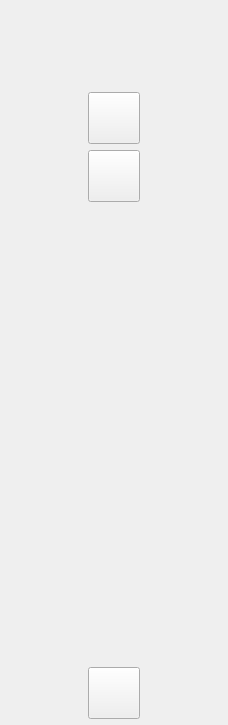
First picture: the form in src/UI/window/main/src/OMainMenu.ui, repository okstar-org/ok-msg-desktop, before the edit.
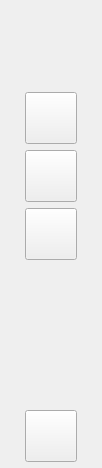
Second picture: the form after the edit. Icons and pictures are not drawn. Custom widgets are drawn as their Qt base class.

The edit to the form file:
```diff
--- a/src/UI/window/main/src/OMainMenu.ui
+++ b/src/UI/window/main/src/OMainMenu.ui
@@ -18,8 +18,8 @@
    <rect>
     <x>0</x>
     <y>0</y>
-    <width>228</width>
-    <height>725</height>
+    <width>102</width>
+    <height>468</height>
    </rect>
   </property>
   <property name="windowTitle">
@@ -126,7 +126,7 @@
        </spacer>
       </item>
       <item alignment="Qt::AlignHCenter">
-          <widget class="ok::base::StyledIconButton" name="chatBtn">
+       <widget class="ok::base::StyledIconButton" name="chatBtn">
         <property name="sizePolicy">
          <sizepolicy hsizetype="Fixed" vsizetype="Preferred">
           <horstretch>0</horstretch>
@@ -148,13 +148,19 @@
         <property name="text">
          <string/>
         </property>
+        <property name="iconSize">
+         <size>
+          <width>40</width>
+          <height>40</height>
+         </size>
+        </property>
         <property name="checkable">
          <bool>true</bool>
         </property>
        </widget>
       </item>
       <item alignment="Qt::AlignHCenter">
-          <widget class="ok::base::StyledIconButton" name="platformBtn">
+       <widget class="ok::base::StyledIconButton" name="meetBtn">
         <property name="sizePolicy">
          <sizepolicy hsizetype="Fixed" vsizetype="Preferred">
           <horstretch>0</horstretch>
@@ -175,6 +181,46 @@
         </property>
         <property name="text">
          <string/>
+        </property>
+        <property name="iconSize">
+         <size>
+          <width>40</width>
+          <height>40</height>
+         </size>
+        </property>
+        <property name="checkable">
+         <bool>true</bool>
+        </property>
+       </widget>
+      </item>
+      <item alignment="Qt::AlignHCenter">
+       <widget class="ok::base::StyledIconButton" name="platformBtn">
+        <property name="sizePolicy">
+         <sizepolicy hsizetype="Fixed" vsizetype="Preferred">
+          <horstretch>0</horstretch>
+          <verstretch>0</verstretch>
+         </sizepolicy>
+        </property>
+        <property name="minimumSize">
+         <size>
+          <width>52</width>
+          <height>52</height>
+         </size>
+        </property>
+        <property name="maximumSize">
+         <size>
+          <width>52</width>
+          <height>52</height>
+         </size>
+        </property>
+        <property name="text">
+         <string/>
+        </property>
+        <property name="iconSize">
+         <size>
+          <width>40</width>
+          <height>40</height>
+         </size>
         </property>
         <property name="checkable">
          <bool>true</bool>
@@ -195,7 +241,7 @@
        </spacer>
       </item>
       <item alignment="Qt::AlignHCenter">
-          <widget class="ok::base::StyledIconButton" name="settingBtn">
+       <widget class="ok::base::StyledIconButton" name="settingBtn">
         <property name="sizePolicy">
          <sizepolicy hsizetype="Preferred" vsizetype="Preferred">
           <horstretch>0</horstretch>
@@ -217,6 +263,12 @@
         <property name="text">
          <string/>
         </property>
+        <property name="iconSize">
+         <size>
+          <width>40</width>
+          <height>40</height>
+         </size>
+        </property>
         <property name="checkable">
          <bool>true</bool>
         </property>
```
Left out of the diff: 10 changed lines with no effect on the pictures.
